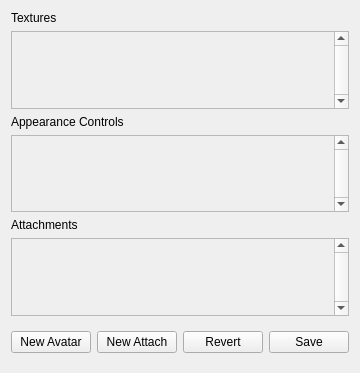
Old version of the form bin/data/ui/avatareditor.ui in the repository realXtend/tundra.
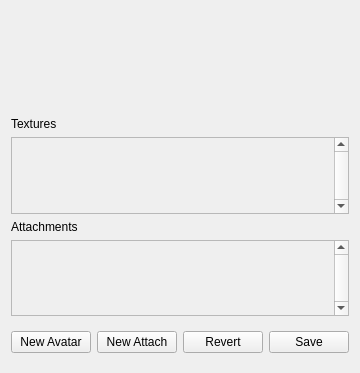
New version of the form.

Commit message: Tab-grouped appearance controls in avatar editor.

The edit to the form file:
```diff
--- a/bin/data/ui/avatareditor.ui
+++ b/bin/data/ui/avatareditor.ui
@@ -11,6 +11,22 @@
    </rect>
   </property>
   <layout class="QVBoxLayout" name="verticalLayout">
+   <item>
+    <widget class="QWidget" name="panel_appearance" native="true">
+     <property name="sizePolicy">
+      <sizepolicy hsizetype="Ignored" vsizetype="Fixed">
+       <horstretch>0</horstretch>
+       <verstretch>0</verstretch>
+      </sizepolicy>
+     </property>
+     <property name="minimumSize">
+      <size>
+       <width>0</width>
+       <height>100</height>
+      </size>
+     </property>
+    </widget>
+   </item>
    <item>
     <widget class="QLabel" name="label_materials">
      <property name="sizePolicy">
@@ -74,57 +90,6 @@
      </widget>
     </widget>
    </item>
-   <item>
-    <widget class="QLabel" name="label_morphs">
-     <property name="sizePolicy">
-      <sizepolicy hsizetype="Maximum" vsizetype="Maximum">
-       <horstretch>0</horstretch>
-       <verstretch>0</verstretch>
-      </sizepolicy>
-     </property>
-     <property name="text">
-      <string>Appearance Controls</string>
-     </property>
-    </widget>
-   </item>
-   <item>
-    <widget class="QScrollArea" name="scroll_morphs">
-     <property name="sizePolicy">
-      <sizepolicy hsizetype="Ignored" vsizetype="Ignored">
-       <horstretch>0</horstretch>
-       <verstretch>0</verstretch>
-      </sizepolicy>
-     </property>
-     <property name="verticalScrollBarPolicy">
-      <enum>Qt::ScrollBarAlwaysOn</enum>
-     </property>
-     <property name="horizontalScrollBarPolicy">
-      <enum>Qt::ScrollBarAlwaysOff</enum>
-     </property>
-     <property name="widgetResizable">
-      <bool>false</bool>
-     </property>
-     <widget class="QWidget" name="panel_morphs">
-      <property name="enabled">
-       <bool>true</bool>
-      </property>
-      <property name="geometry">
-       <rect>
-        <x>0</x>
-        <y>0</y>
-        <width>20</width>
-        <height>20</height>
-       </rect>
-      </property>
-      <property name="sizePolicy">
-       <sizepolicy hsizetype="Ignored" vsizetype="Ignored">
-        <horstretch>0</horstretch>
-        <verstretch>0</verstretch>
-       </sizepolicy>
-      </property>
-     </widget>
-    </widget>
-   </item>
    <item>
     <widget class="QLabel" name="label_attachments">
      <property name="sizePolicy">
```
The commit also changes 2 other files.
